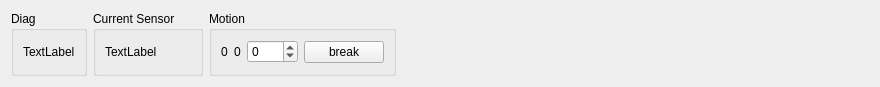
Qt form ui/StateWidget.ui (ivantaran/myrotator-gui) before a commit.
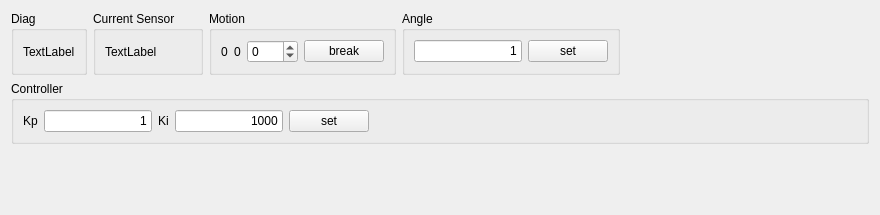
The same form after that commit.

Patch:
```diff
--- a/ui/StateWidget.ui
+++ b/ui/StateWidget.ui
@@ -7,13 +7,15 @@
     <x>0</x>
     <y>0</y>
     <width>880</width>
-    <height>87</height>
+    <height>215</height>
    </rect>
   </property>
   <property name="windowTitle">
    <string>Form</string>
   </property>
-  <layout class="QHBoxLayout" name="horizontalLayout">
+  <layout class="QVBoxLayout" name="verticalLayout">
+   <item>
+    <layout class="QHBoxLayout" name="horizontalLayout_7">
    <item>
     <widget class="QGroupBox" name="groupBox_5">
      <property name="title">
@@ -57,9 +59,6 @@
         <property name="text">
          <string>0</string>
         </property>
-        <property name="margin">
-         <number>28</number>
-        </property>
        </widget>
       </item>
       <item>
@@ -67,9 +66,6 @@
         <property name="text">
          <string>0</string>
         </property>
-        <property name="margin">
-         <number>28</number>
-        </property>
        </widget>
       </item>
       <item>
@@ -96,14 +92,155 @@
     </widget>
    </item>
    <item>
+      <widget class="QGroupBox" name="groupBox">
+       <property name="title">
+        <string>Angle</string>
+       </property>
+       <layout class="QHBoxLayout" name="horizontalLayout_5">
+        <item>
+         <widget class="QLineEdit" name="leAngle">
+          <property name="sizePolicy">
+           <sizepolicy hsizetype="Preferred" vsizetype="Fixed">
+            <horstretch>0</horstretch>
+            <verstretch>0</verstretch>
+           </sizepolicy>
+          </property>
+          <property name="text">
+           <string>1</string>
+          </property>
+          <property name="maxLength">
+           <number>8</number>
+          </property>
+          <property name="alignment">
+           <set>Qt::AlignRight|Qt::AlignTrailing|Qt::AlignVCenter</set>
+          </property>
+         </widget>
+        </item>
+        <item>
+         <widget class="QPushButton" name="buttonSetAngle">
+          <property name="text">
+           <string>set</string>
+          </property>
+         </widget>
+        </item>
+       </layout>
+      </widget>
+     </item>
+     <item>
+      <spacer name="horizontalSpacer_2">
+       <property name="orientation">
+        <enum>Qt::Horizontal</enum>
+       </property>
+       <property name="sizeHint" stdset="0">
+        <size>
+         <width>40</width>
+         <height>20</height>
+        </size>
+       </property>
+      </spacer>
+     </item>
+    </layout>
+   </item>
+   <item>
+    <widget class="QGroupBox" name="groupBox_6">
+     <property name="title">
+      <string>Controller</string>
+     </property>
+     <layout class="QHBoxLayout" name="horizontalLayout_2">
+      <item>
+       <layout class="QHBoxLayout" name="horizontalLayout">
+        <item>
+         <widget class="QLabel" name="labelKp">
+          <property name="text">
+           <string>Kp</string>
+          </property>
+         </widget>
+        </item>
+        <item>
+         <widget class="QLineEdit" name="leKp">
+          <property name="sizePolicy">
+           <sizepolicy hsizetype="Preferred" vsizetype="Fixed">
+            <horstretch>0</horstretch>
+            <verstretch>0</verstretch>
+           </sizepolicy>
+          </property>
+          <property name="text">
+           <string>1</string>
+          </property>
+          <property name="maxLength">
+           <number>8</number>
+          </property>
+          <property name="alignment">
+           <set>Qt::AlignRight|Qt::AlignTrailing|Qt::AlignVCenter</set>
+          </property>
+         </widget>
+        </item>
+        <item>
+         <widget class="QLabel" name="labelKi">
+          <property name="text">
+           <string>Ki</string>
+          </property>
+         </widget>
+        </item>
+        <item>
+         <widget class="QLineEdit" name="leKi">
+          <property name="sizePolicy">
+           <sizepolicy hsizetype="Preferred" vsizetype="Fixed">
+            <horstretch>0</horstretch>
+            <verstretch>0</verstretch>
+           </sizepolicy>
+          </property>
+          <property name="text">
+           <string>1000</string>
+          </property>
+          <property name="maxLength">
+           <number>8</number>
+          </property>
+          <property name="alignment">
+           <set>Qt::AlignRight|Qt::AlignTrailing|Qt::AlignVCenter</set>
+          </property>
+         </widget>
+        </item>
+        <item>
+         <widget class="QPushButton" name="buttonSetController">
+          <property name="sizePolicy">
+           <sizepolicy hsizetype="Minimum" vsizetype="Fixed">
+            <horstretch>0</horstretch>
+            <verstretch>0</verstretch>
+           </sizepolicy>
+          </property>
+          <property name="text">
+           <string>set</string>
+          </property>
+         </widget>
+        </item>
+       </layout>
+      </item>
+      <item>
     <spacer name="horizontalSpacer">
      <property name="orientation">
       <enum>Qt::Horizontal</enum>
      </property>
      <property name="sizeHint" stdset="0">
       <size>
-       <width>4</width>
+          <width>40</width>
        <height>20</height>
+         </size>
+        </property>
+       </spacer>
+      </item>
+     </layout>
+    </widget>
+   </item>
+   <item>
+    <spacer name="verticalSpacer">
+     <property name="orientation">
+      <enum>Qt::Vertical</enum>
+     </property>
+     <property name="sizeHint" stdset="0">
+      <size>
+       <width>20</width>
+       <height>40</height>
       </size>
      </property>
     </spacer>
```
Lines whose indentation alone changed are shown as unchanged.
